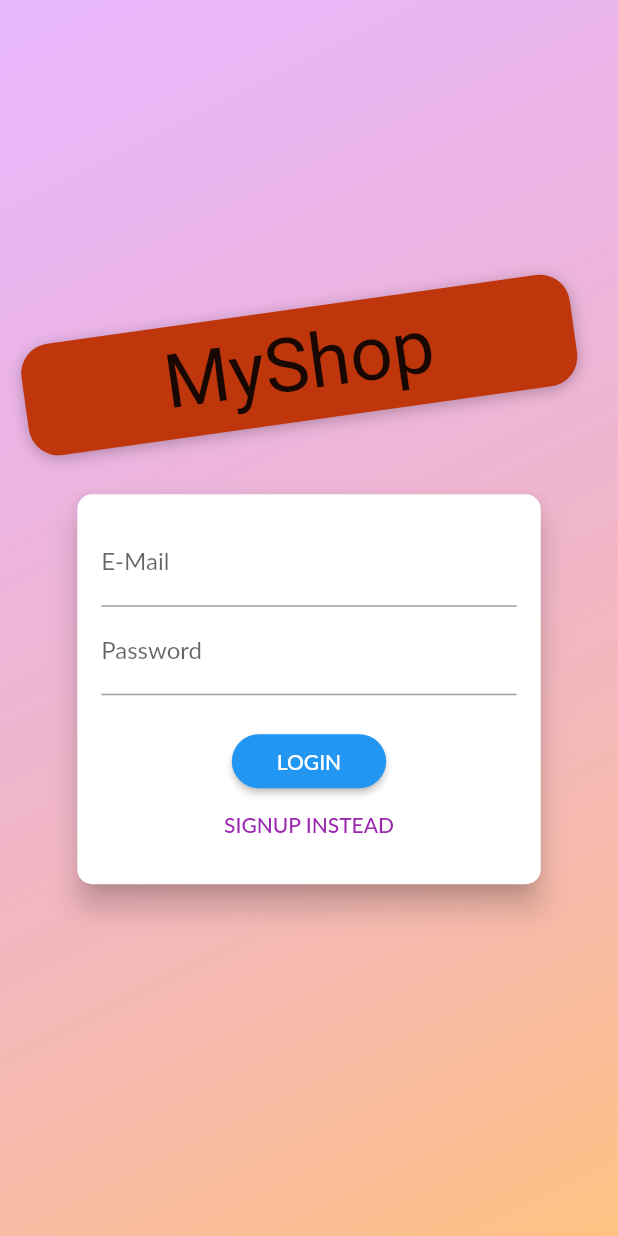
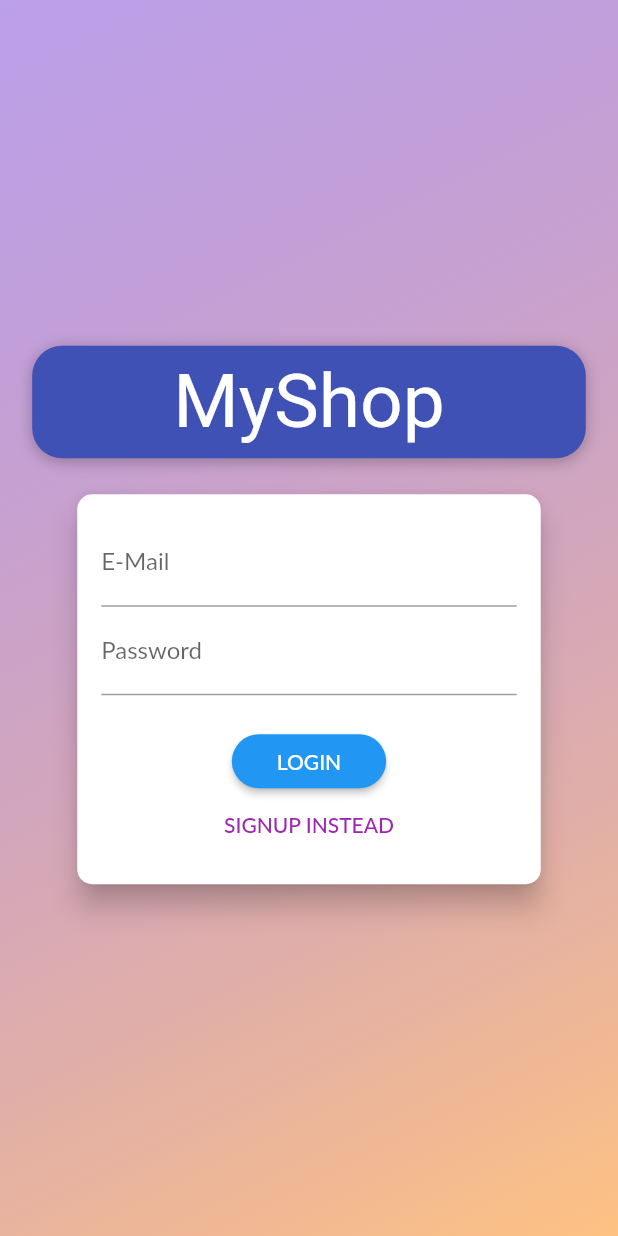
Before and after one commit to HooEP01/food-order-app, a Flutter app: the screen it shows after launch, on a phone screen of 412 x 824 dp. Run offline on Flutter 3.47's test engine with Material 2 defaults, Android fonts, the phone set to English and light mode, and no system bars; our stand-ins replace flutter_dotenv, shared_preferences; Roboto replaces fonts that are missing (Anton, Lato).

```diff
--- a/lib/providers/order.dart
+++ b/lib/providers/order.dart
@@ -31,10 +31,11 @@ class Order with ChangeNotifier {
 
   Future<void> fetchAndSetOrders() async {
     final url = Uri.parse(
-        '${dotenv.env['FIREBASE_URL']}/orders/$userId.json?auth=$authToken');
+      '${dotenv.env['FIREBASE_URL']}/orders/$userId.json?auth=$authToken',
+    );
+
     final response = await http.get(url);
     final List<OrderItem> loadedOrders = [];
-
     if (json.decode(response.body) == null) {
       return;
     }
--- a/lib/screens/admin/user_products_screen.dart
+++ b/lib/screens/admin/user_products_screen.dart
@@ -18,8 +18,6 @@ class UserProductsScreen extends StatelessWidget {
 
   @override
   Widget build(BuildContext context) {
-    // final productsData = Provider.of<Products>(context);
-
     return Scaffold(
       appBar: AppBar(
         title: const Text('Your Products'),
--- a/lib/screens/auth_screen.dart
+++ b/lib/screens/auth_screen.dart
@@ -16,17 +16,15 @@ class AuthScreen extends StatelessWidget {
   @override
   Widget build(BuildContext context) {
     final deviceSize = MediaQuery.of(context).size;
-    // final transformConfig = Matrix4.rotationZ(-8 * pi / 180);
-    // transformConfig.translate(-10.0);
+
     return Scaffold(
-      // resizeToAvoidBottomInset: false,
       body: Stack(
         children: <Widget>[
           Container(
             decoration: BoxDecoration(
               gradient: LinearGradient(
                 colors: [
-                  const Color.fromRGBO(215, 117, 255, 1).withOpacity(0.5),
+                  Color.fromARGB(255, 126, 70, 217).withOpacity(0.5),
                   const Color.fromRGBO(255, 188, 117, 1).withOpacity(0.9),
                 ],
                 begin: Alignment.topLeft,
@@ -48,12 +46,9 @@ class AuthScreen extends StatelessWidget {
                       margin: const EdgeInsets.only(bottom: 20.0),
                       padding: const EdgeInsets.symmetric(
                           vertical: 8.0, horizontal: 94.0),
-                      transform: Matrix4.rotationZ(-8 * pi / 180)
-                        ..translate(-10.0),
-                      // ..translate(-10.0),
                       decoration: BoxDecoration(
                         borderRadius: BorderRadius.circular(20),
-                        color: Colors.deepOrange.shade900,
+                        color: Colors.indigo,
                         boxShadow: const [
                           BoxShadow(
                             blurRadius: 8,
@@ -62,10 +57,10 @@ class AuthScreen extends StatelessWidget {
                           )
                         ],
                       ),
-                      child: Text(
+                      child: const Text(
                         'MyShop',
                         style: TextStyle(
-                          color: Theme.of(context).textTheme.titleLarge?.color,
+                          color: Colors.white,
                           fontSize: 50,
                           fontFamily: 'Anton',
                           fontWeight: FontWeight.normal,
@@ -75,7 +70,7 @@ class AuthScreen extends StatelessWidget {
                   ),
                   Flexible(
                     flex: deviceSize.width > 600 ? 2 : 1,
-                    child: AuthCard(),
+                    child: const AuthCard(),
                   ),
                 ],
               ),
--- a/lib/screens/cart_screen.dart
+++ b/lib/screens/cart_screen.dart
@@ -3,7 +3,6 @@ import 'package:provider/provider.dart';
 import '../providers/cart.dart' show Cart;
 import '../widgets/cart_item.dart';
 import '../widgets/order_button.dart';
-import '../providers/order.dart';
 
 class CartScreen extends StatelessWidget {
   static const routeName = '/cart';
--- a/lib/widgets/order_button.dart
+++ b/lib/widgets/order_button.dart
@@ -35,8 +35,9 @@ class _OrderButtonState extends State<OrderButton> {
               });
               widget.cart.clear();
             },
-      child:
-          _isLoading ? CircularProgressIndicator() : const Text('Check Out!'),
+      child: _isLoading
+          ? const CircularProgressIndicator()
+          : const Text('Check Out!'),
     );
   }
 }
--- a/lib/widgets/order_item.dart
+++ b/lib/widgets/order_item.dart
@@ -1,5 +1,4 @@
 import 'package:flutter/material.dart';
-import 'package:provider/provider.dart';
 import 'dart:math';
 import '../providers/order.dart' as ord;
 import 'package:intl/intl.dart';
--- a/lib/widgets/product_item.dart
+++ b/lib/widgets/product_item.dart
@@ -18,7 +18,6 @@ class ProductItem extends StatelessWidget {
     final product = Provider.of<Product>(context);
     final cart = Provider.of<Cart>(context, listen: false);
     final auth = Provider.of<Auth>(context, listen: false);
-    print(product.isFavorite);
 
     return ClipRRect(
       borderRadius: BorderRadius.circular(10),
--- a/lib/widgets/products_grid.dart
+++ b/lib/widgets/products_grid.dart
@@ -26,11 +26,7 @@ class ProductsGrid extends StatelessWidget {
       ),
       itemBuilder: (ctx, index) => ChangeNotifierProvider.value(
         value: products[index],
-        child: ProductItem(
-            // products[index].id,
-            // products[index].title,
-            // products[index].imageUrl,
-            ),
+        child: ProductItem(),
       ),
     );
   }
--- a/lib/widgets/shop_drawer.dart
+++ b/lib/widgets/shop_drawer.dart
@@ -1,5 +1,4 @@
 import 'package:flutter/material.dart';
-import 'package:food_order_app/screens/auth_screen.dart';
 import '../screens/order_screen.dart';
 import '../screens/products_overview_screen.dart';
 import '../screens/admin/user_products_screen.dart';
```
Also changed, not shown: lib/screens/admin/edit_product_screen.dart (+0 -11 lines), lib/screens/order_screen.dart (+0 -16 lines), lib/screens/products_overview_screen.dart (+14 -27 lines), 1 other file.
